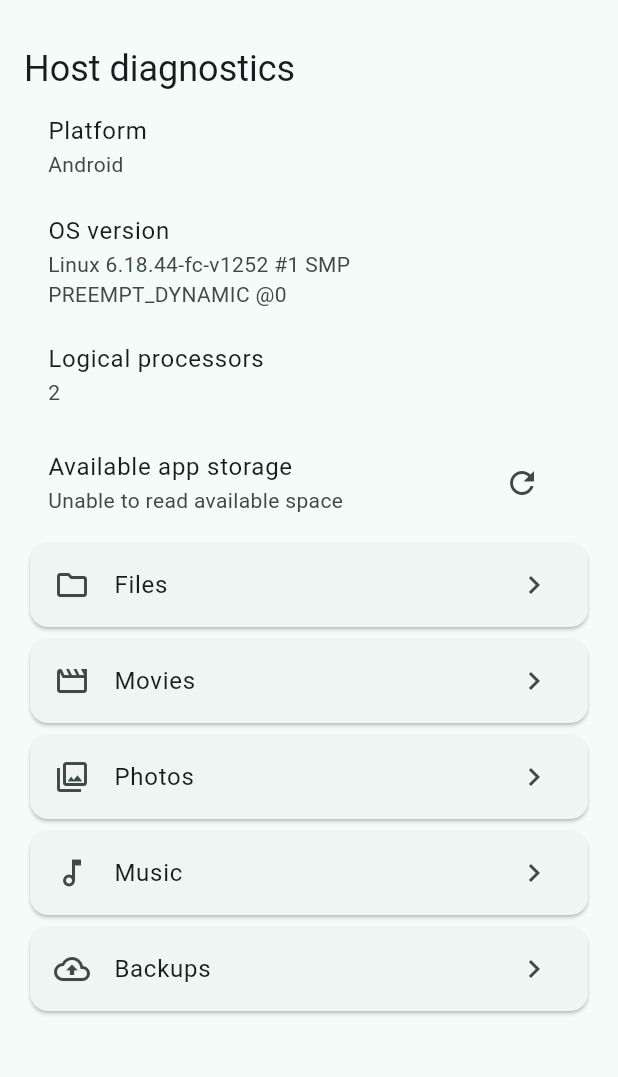
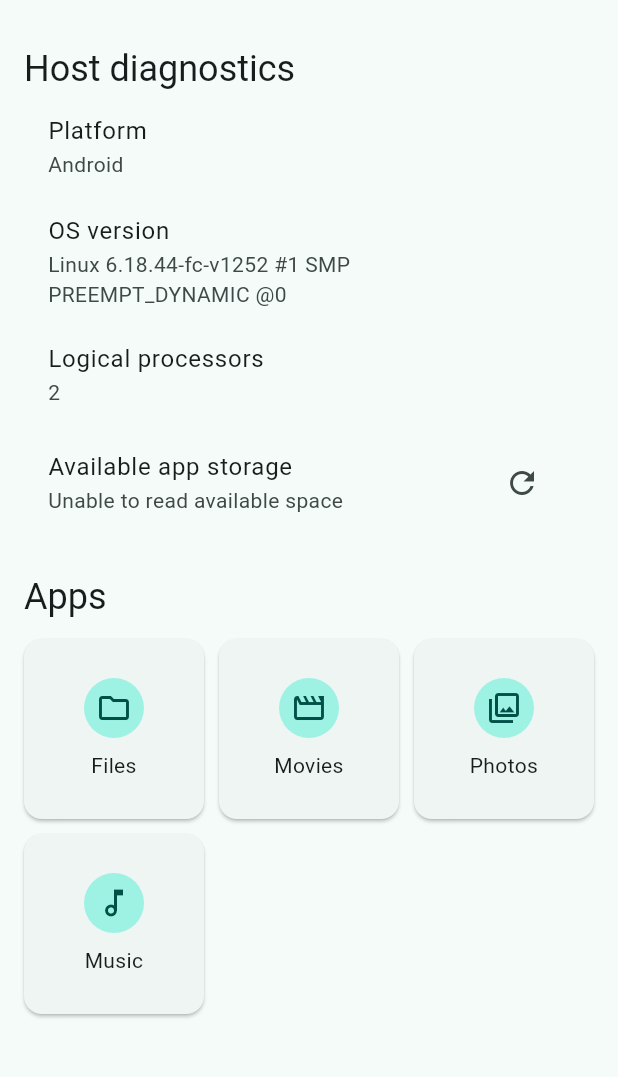
Before and after one commit to CarlosPeterDev/PocketServer, a Flutter app: the screen it shows after launch, on a phone screen of 412 x 824 dp, the part 63-1140 px from its top. Run offline on Flutter 3.47's test engine with Material 3 defaults, Android fonts, the phone set to English and light mode, and no system bars; our stand-ins replace material_ui, open_filex; missing offline and left inert: file_selector.

Commit message:
Remove Backups and organize apps on the dashboard

```diff
--- a/apps/pocketserver_flutter/lib/main.dart
+++ b/apps/pocketserver_flutter/lib/main.dart
@@ -1,7 +1,6 @@
 import 'package:material_ui/material_ui.dart';
 import 'package:pocketserver_contracts/pocketserver_contracts.dart';
 
-import 'backups_page.dart';
 import 'files_page.dart';
 import 'native_storage.dart';
 
@@ -61,16 +60,26 @@ class PocketServerApp extends StatelessWidget {
                   if (host.platform != HostPlatform.unsupported)
                     _StorageTile(readStorage: readStorage),
                   if (host.platform != HostPlatform.unsupported) ...[
+                    const SizedBox(height: 24),
+                    Text(
+                      'Apps',
+                      style: Theme.of(context).textTheme.headlineSmall,
+                    ),
+                    const SizedBox(height: 12),
+                    GridView.extent(
+                      maxCrossAxisExtent: 160,
+                      mainAxisSpacing: 10,
+                      crossAxisSpacing: 10,
+                      shrinkWrap: true,
+                      physics: const NeverScrollableScrollPhysics(),
+                      children: [
                         for (final view in LibraryView.values)
                           _AppCard(
                             title: view.title,
                             icon: view.icon,
                             page: FilesPage(view: view),
                           ),
-                    const _AppCard(
-                      title: 'Backups',
-                      icon: Icons.backup_outlined,
-                      page: BackupsPage(),
+                      ],
                     ),
                   ],
                 ],
@@ -91,14 +100,26 @@ class _AppCard extends StatelessWidget {
 
   @override
   Widget build(BuildContext context) {
+    final colors = Theme.of(context).colorScheme;
     return Card(
-      child: ListTile(
-        leading: Icon(icon),
-        title: Text(title),
-        trailing: const Icon(Icons.chevron_right),
-        onTap: () =>
-            Navigator.of(context)
-                .push(MaterialPageRoute<void>(builder: (_) => page)),
+      margin: EdgeInsets.zero,
+      clipBehavior: Clip.antiAlias,
+      child: InkWell(
+        onTap: () => Navigator.of(context).push(
+          MaterialPageRoute<void>(builder: (_) => page),
+        ),
+        child: Column(
+          mainAxisAlignment: MainAxisAlignment.center,
+          children: [
+            CircleAvatar(
+              backgroundColor: colors.primaryContainer,
+              foregroundColor: colors.onPrimaryContainer,
+              child: Icon(icon),
+            ),
+            const SizedBox(height: 8),
+            Text(title, textAlign: TextAlign.center),
+          ],
+        ),
       ),
     );
   }
```
Also changed, not shown: apps/pocketserver_flutter/lib/backup_library.dart (deleted, +0 -67 lines), apps/pocketserver_flutter/lib/backups_page.dart (deleted, +0 -101 lines), 1 other file. Lines whose indentation alone changed are shown as unchanged.
